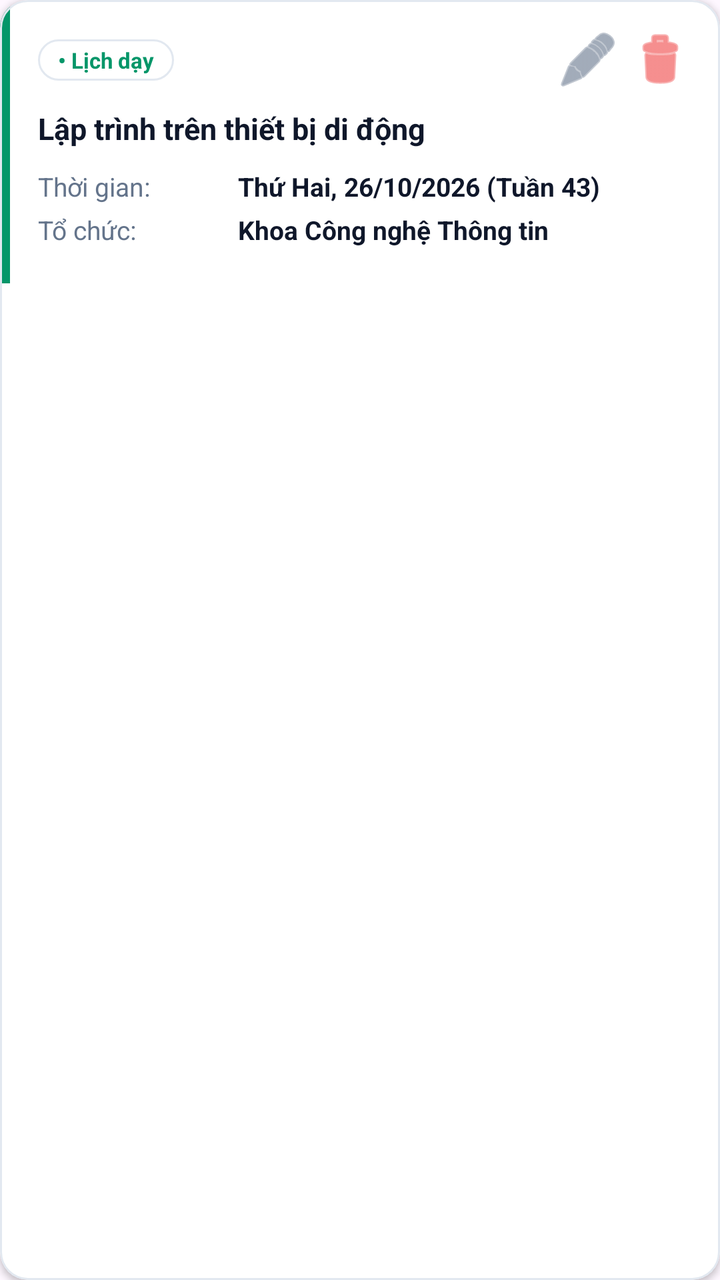
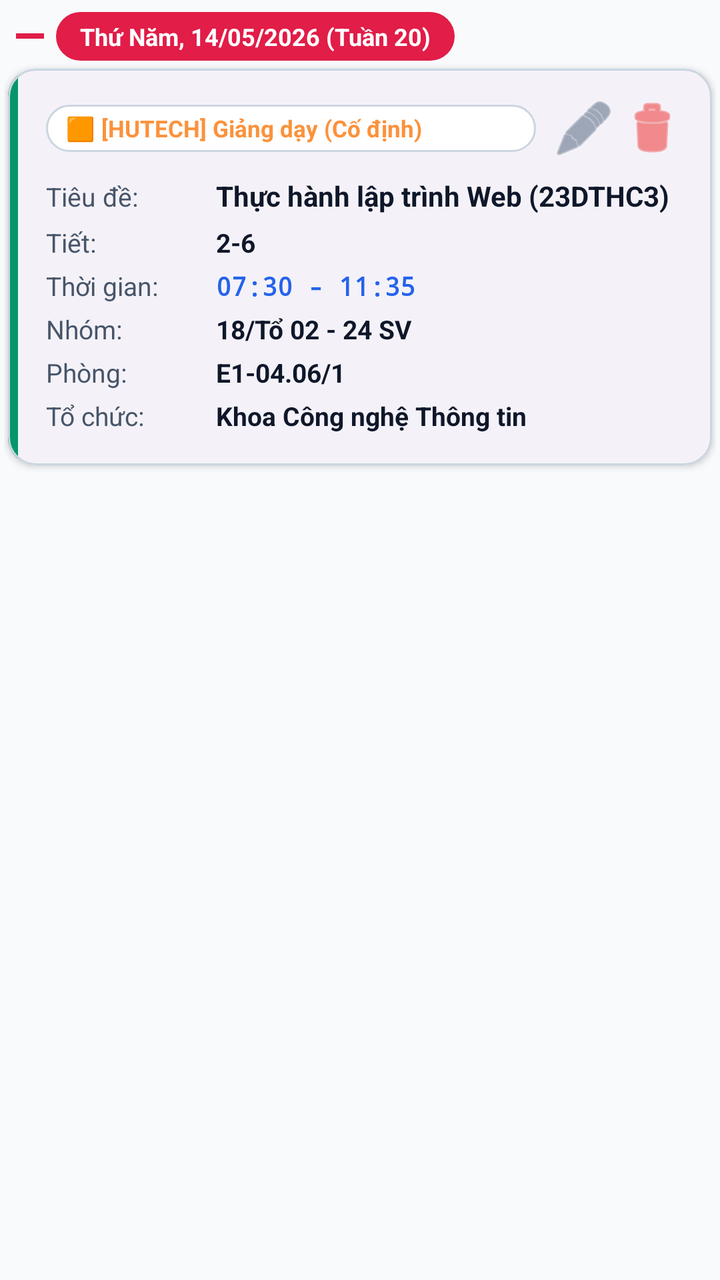

An Android layout rendered at two revisions. The XML below is the earlier revision; the diff shows what the commit changed to produce the second picture.
<!-- AndroidManifest.xml: application theme Theme.LectuPlan -->
<!-- res/layout/card_event_item.xml -->
<?xml version="1.0" encoding="utf-8"?>
<com.google.android.material.card.MaterialCardView
    xmlns:android="http://schemas.android.com/apk/res/android"
    xmlns:app="http://schemas.android.com/apk/res-auto"
    android:id="@+id/cardEventItem"
    android:layout_width="match_parent"
    android:layout_height="wrap_content"
    android:layout_marginHorizontal="2dp"
    android:layout_marginVertical="6dp"
    app:cardCornerRadius="14dp"
    app:cardElevation="2dp"
    app:strokeWidth="1dp"
    app:strokeColor="#E2E8F0"
    app:cardBackgroundColor="#FFFFFF">

    <LinearLayout
        android:layout_width="match_parent"
        android:layout_height="wrap_content"
        android:orientation="horizontal">

        
        <View
            android:id="@+id/viewLeftAccentStrip"
            android:layout_width="5dp"
            android:layout_height="match_parent"
            android:background="#059669" />

        <LinearLayout
            android:layout_width="match_parent"
            android:layout_height="wrap_content"
            android:orientation="vertical"
            android:padding="14dp">

            
            <LinearLayout
                android:layout_width="match_parent"
                android:layout_height="wrap_content"
                android:orientation="horizontal"
                android:gravity="center_vertical"
                android:layout_marginBottom="8dp">

                <TextView
                    android:id="@+id/tvSemesterBadge"
                    android:layout_width="wrap_content"
                    android:layout_height="wrap_content"
                    android:background="@drawable/bg_chip_unselected"
                    android:paddingHorizontal="10dp"
                    android:paddingVertical="3dp"
                    android:text="• Lịch dạy"
                    android:textColor="#059669"
                    android:textSize="11sp"
                    android:textStyle="bold" />

                <View
                    android:layout_width="0dp"
                    android:layout_height="0dp"
                    android:layout_weight="1" />

                <CheckBox
                    android:id="@+id/cbSelect"
                    android:layout_width="28dp"
                    android:layout_height="28dp"
                    android:visibility="gone" />

                <ImageButton
                    android:id="@+id/btnEdit"
                    android:layout_width="32dp"
                    android:layout_height="32dp"
                    android:background="?android:attr/selectableItemBackgroundBorderless"
                    android:contentDescription="Sửa"
                    android:src="@android:drawable/ic_menu_edit"
                    app:tint="#64748B" />

                <ImageButton
                    android:id="@+id/btnDelete"
                    android:layout_width="32dp"
                    android:layout_height="32dp"
                    android:layout_marginStart="4dp"
                    android:background="?android:attr/selectableItemBackgroundBorderless"
                    android:contentDescription="Xóa"
                    android:src="@android:drawable/ic_menu_delete"
                    app:tint="#EF4444" />
            </LinearLayout>

            
            <TextView
                android:id="@+id/tvTitle"
                android:layout_width="match_parent"
                android:layout_height="wrap_content"
                android:text="Lập trình trên thiết bị di động"
                android:textColor="#0F172A"
                android:textSize="15sp"
                android:textStyle="bold"
                android:layout_marginBottom="10dp" />

            
            <LinearLayout
                android:layout_width="match_parent"
                android:layout_height="wrap_content"
                android:orientation="vertical">

                
                <LinearLayout
                    android:layout_width="match_parent"
                    android:layout_height="wrap_content"
                    android:orientation="horizontal"
                    android:layout_marginBottom="4dp">

                    <TextView
                        android:layout_width="100dp"
                        android:layout_height="wrap_content"
                        android:text="Thời gian:"
                        android:textColor="#64748B"
                        android:textSize="13sp" />

                    <TextView
                        android:id="@+id/tvDate"
                        android:layout_width="0dp"
                        android:layout_height="wrap_content"
                        android:layout_weight="1"
                        android:text="Thứ Hai, 26/10/2026 (Tuần 43)"
                        android:textColor="#0F172A"
                        android:textSize="13sp"
                        android:textStyle="bold" />
                </LinearLayout>

                
                <LinearLayout
                    android:layout_width="match_parent"
                    android:layout_height="wrap_content"
                    android:orientation="horizontal"
                    android:layout_marginBottom="4dp">

                    <TextView
                        android:id="@+id/tvOrganizerLabel"
                        android:layout_width="100dp"
                        android:layout_height="wrap_content"
                        android:text="Tổ chức:"
                        android:textColor="#64748B"
                        android:textSize="13sp" />

                    <TextView
                        android:id="@+id/tvOrganizer"
                        android:layout_width="0dp"
                        android:layout_height="wrap_content"
                        android:layout_weight="1"
                        android:text="Khoa Công nghệ Thông tin"
                        android:textColor="#0F172A"
                        android:textSize="13sp"
                        android:textStyle="bold" />
                </LinearLayout>

                
                <TextView
                    android:id="@+id/tvStt"
                    android:layout_width="wrap_content"
                    android:layout_height="wrap_content"
                    android:visibility="gone" />

            </LinearLayout>

        </LinearLayout>
    </LinearLayout>
</com.google.android.material.card.MaterialCardView>
<!-- resources referenced by this layout -->
<resources>
  <!-- drawable bg_chip_unselected (drawable) -->
  <?xml version="1.0" encoding="utf-8"?>
  <shape xmlns:android="http://schemas.android.com/apk/res/android"
      android:shape="rectangle">
      <solid android:color="#FFFFFF" />
      <corners android:radius="20dp" />
      <stroke
          android:width="1dp"
          android:color="#E2E8F0" />
  </shape>
  <style name="Theme.LectuPlan" parent="Base.Theme.LectuPlan" />
  <style name="Base.Theme.LectuPlan" parent="Theme.Material3.DayNight.NoActionBar">
          
          <item name="android:windowLightStatusBar" tools:targetApi="23">true</item>
          <item name="android:windowLightNavigationBar" tools:targetApi="27">true</item>
      </style>
</resources>

<!-- the commit's change to res/layout/card_event_item.xml (unified diff, before → after) -->
@@ -1,164 +1,378 @@
 <?xml version="1.0" encoding="utf-8"?>
-<com.google.android.material.card.MaterialCardView
+<LinearLayout
     xmlns:android="http://schemas.android.com/apk/res/android"
     xmlns:app="http://schemas.android.com/apk/res-auto"
-    android:id="@+id/cardEventItem"
     android:layout_width="match_parent"
     android:layout_height="wrap_content"
-    android:layout_marginHorizontal="2dp"
-    android:layout_marginVertical="6dp"
-    app:cardCornerRadius="14dp"
-    app:cardElevation="2dp"
-    app:strokeWidth="1dp"
-    app:strokeColor="#E2E8F0"
-    app:cardBackgroundColor="#FFFFFF">
-
+    android:orientation="vertical"
+    android:paddingHorizontal="2dp"
+    android:paddingTop="6dp"
+    android:paddingBottom="2dp">
+
+    
     <LinearLayout
+        android:id="@+id/layoutDateHeaderBadge"
         android:layout_width="match_parent"
         android:layout_height="wrap_content"
-        android:orientation="horizontal">
+        android:orientation="horizontal"
+        android:gravity="center_vertical"
+        android:layout_marginStart="6dp"
+        android:layout_marginBottom="4dp">
 
         
         <View
-            android:id="@+id/viewLeftAccentStrip"
-            android:layout_width="5dp"
-            android:layout_height="match_parent"
-            android:background="#059669" />
+            android:id="@+id/viewTimelineBranch"
+            android:layout_width="14dp"
+            android:layout_height="2.5dp"
+            android:background="#E11D48"
+            android:layout_marginEnd="6dp" />
+
+        
+        <TextView
+            android:id="@+id/tvDateHeaderBadge"
+            android:layout_width="wrap_content"
+            android:layout_height="wrap_content"
+            android:background="@drawable/bg_timeline_date_pill"
+            android:paddingHorizontal="12dp"
+            android:paddingVertical="4dp"
+            android:text="Thứ Năm, 14/05/2026 (Tuần 20)"
+            android:textColor="#FFFFFF"
+            android:textSize="12sp"
+            android:singleLine="true"
+            android:maxLines="1"
+            android:textStyle="bold" />
+    </LinearLayout>
+
+    
+    <com.google.android.material.card.MaterialCardView
+        android:id="@+id/cardEventItem"
+        android:layout_width="match_parent"
+        android:layout_height="wrap_content"
+        android:layout_marginHorizontal="2dp"
+        android:layout_marginBottom="6dp"
+        app:cardCornerRadius="14dp"
+        app:cardElevation="2dp"
+        app:strokeWidth="1dp"
+        app:strokeColor="@color/border_default"
+        app:cardBackgroundColor="@color/surface_card">
 
         <LinearLayout
             android:layout_width="match_parent"
             android:layout_height="wrap_content"
-            android:orientation="vertical"
-            android:padding="14dp">
+            android:orientation="horizontal">
 
             
+            <View
+                android:id="@+id/viewLeftAccentStrip"
+                android:layout_width="5dp"
+                android:layout_height="match_parent"
+                android:background="#059669" />
+
             <LinearLayout
                 android:layout_width="match_parent"
                 android:layout_height="wrap_content"
-                android:orientation="horizontal"
-                android:gravity="center_vertical"
-                android:layout_marginBottom="8dp">
-
-                <TextView
-                    android:id="@+id/tvSemesterBadge"
-                    android:layout_width="wrap_content"
-                    android:layout_height="wrap_content"
-                    android:background="@drawable/bg_chip_unselected"
-                    android:paddingHorizontal="10dp"
-                    android:paddingVertical="3dp"
-                    android:text="• Lịch dạy"
-                    android:textColor="#059669"
-                    android:textSize="11sp"
-                    android:textStyle="bold" />
-
-                <View
-                    android:layout_width="0dp"
-                    android:layout_height="0dp"
-                    android:layout_weight="1" />
-
-                <CheckBox
-                    android:id="@+id/cbSelect"
-                    android:layout_width="28dp"
-                    android:layout_height="28dp"
-                    android:visibility="gone" />
-
-                <ImageButton
-                    android:id="@+id/btnEdit"
-                    android:layout_width="32dp"
-                    android:layout_height="32dp"
-                    android:background="?android:attr/selectableItemBackgroundBorderless"
-                    android:contentDescription="Sửa"
-                    android:src="@android:drawable/ic_menu_edit"
-                    app:tint="#64748B" />
-
-                <ImageButton
-                    android:id="@+id/btnDelete"
-                    android:layout_width="32dp"
-                    android:layout_height="32dp"
-                    android:layout_marginStart="4dp"
-                    android:background="?android:attr/selectableItemBackgroundBorderless"
-                    android:contentDescription="Xóa"
-                    android:src="@android:drawable/ic_menu_delete"
-                    app:tint="#EF4444" />
-            </LinearLayout>
-
-            
-            <TextView
-                android:id="@+id/tvTitle"
-                android:layout_width="match_parent"
-                android:layout_height="wrap_content"
-                android:text="Lập trình trên thiết bị di động"
-                android:textColor="#0F172A"
-                android:textSize="15sp"
-                android:textStyle="bold"
-                android:layout_marginBottom="10dp" />
-
-            
-            <LinearLayout
-                android:layout_width="match_parent"
-                android:layout_height="wrap_content"
-                android:orientation="vertical">
+                android:orientation="vertical"
+                android:padding="14dp">
 
                 
                 <LinearLayout
                     android:layout_width="match_parent"
                     android:layout_height="wrap_content"
                     android:orientation="horizontal"
-                    android:layout_marginBottom="4dp">
+                    android:gravity="center_vertical"
+                    android:layout_marginBottom="8dp">
 
                     <TextView
-                        android:layout_width="100dp"
-                        android:layout_height="wrap_content"
-                        android:text="Thời gian:"
-                        android:textColor="#64748B"
-                        android:textSize="13sp" />
-
-                    <TextView
-                        android:id="@+id/tvDate"
+                        android:id="@+id/tvSemesterBadge"
                         android:layout_width="0dp"
                         android:layout_height="wrap_content"
                         android:layout_weight="1"
-                        android:text="Thứ Hai, 26/10/2026 (Tuần 43)"
-                        android:textColor="#0F172A"
-                        android:textSize="13sp"
-                        android:textStyle="bold" />
+                        android:background="@drawable/bg_chip_unselected"
+                        android:paddingHorizontal="10dp"
+                        android:paddingVertical="4dp"
+                        android:text="🟧 [HUTECH] Giảng dạy (Cố định)"
+                        android:textColor="#FB923C"
+                        android:textSize="11.5sp"
+                        android:textStyle="bold"
+                        android:singleLine="true"
+                        android:ellipsize="end"
+                        android:maxLines="1" />
+
+                    <LinearLayout
+                        android:layout_width="wrap_content"
+                        android:layout_height="wrap_content"
+                        android:orientation="horizontal"
+                        android:gravity="center_vertical"
+                        android:layout_marginStart="8dp">
+
+                        
+                        <TextView
+                            android:id="@+id/tvTimeBadge"
+                            android:layout_width="wrap_content"
+                            android:layout_height="wrap_content"
+                            android:visibility="gone" />
+
+                        <TextView
+                            android:id="@+id/tvConflictBadge"
+                            android:layout_width="wrap_content"
+                            android:layout_height="wrap_content"
+                            android:background="@drawable/bg_chip_unselected"
+                            android:backgroundTint="#FEE2E2"
+                            android:paddingHorizontal="6dp"
+                            android:paddingVertical="3dp"
+                            android:layout_marginEnd="6dp"
+                            android:text="⚠️ Trùng giờ"
+                            android:textColor="#DC2626"
+                            android:textSize="11sp"
+                            android:textStyle="bold"
+                            android:visibility="gone" />
+
+                        <CheckBox
+                            android:id="@+id/cbSelect"
+                            android:layout_width="28dp"
+                            android:layout_height="28dp"
+                            android:visibility="gone" />
+
+                        <ImageButton
+                            android:id="@+id/btnEdit"
+                            android:layout_width="32dp"
+                            android:layout_height="32dp"
+                            android:background="?android:attr/selectableItemBackgroundBorderless"
+                            android:contentDescription="Sửa"
+                            android:src="@android:drawable/ic_menu_edit"
+                            app:tint="@color/nav_item_unselected_tint" />
+
+                        <ImageButton
+                            android:id="@+id/btnDelete"
+                            android:layout_width="32dp"
+                            android:layout_height="32dp"
+                            android:layout_marginStart="2dp"
+                            android:background="?android:attr/selectableItemBackgroundBorderless"
+                            android:contentDescription="Xóa"
+                            android:src="@android:drawable/ic_menu_delete"
+                            app:tint="#EF4444" />
+                    </LinearLayout>
                 </LinearLayout>
 
                 
                 <LinearLayout
                     android:layout_width="match_parent"
                     android:layout_height="wrap_content"
-                    android:orientation="horizontal"
-                    android:layout_marginBottom="4dp">
-
-                    <TextView
-                        android:id="@+id/tvOrganizerLabel"
-                        android:layout_width="100dp"
-                        android:layout_height="wrap_content"
-                        android:text="Tổ chức:"
-                        android:textColor="#64748B"
-                        android:textSize="13sp" />
-
-                    <TextView
-                        android:id="@+id/tvOrganizer"
-                        android:layout_width="0dp"
-                        android:layout_height="wrap_content"
-                        android:layout_weight="1"
-                        android:text="Khoa Công nghệ Thông tin"
-                        android:textColor="#0F172A"
-                        android:textSize="13sp"
-                        android:textStyle="bold" />
+                    android:orientation="vertical">
+
+                    
+                    <LinearLayout
+                        android:id="@+id/layoutRowTitle"
+                        android:layout_width="match_parent"
+                        android:layout_height="wrap_content"
+                        android:orientation="horizontal"
+                        android:gravity="top"
+                        android:layout_marginBottom="5dp">
+
+                        <TextView
+                            android:id="@+id/tvTitleLabel"
+                            android:layout_width="85dp"
+                            android:layout_height="wrap_content"
+                            android:text="Tiêu đề:"
+                            android:textColor="@color/text_secondary"
+                            android:textSize="13sp" />
+
+                        <TextView
+                            android:id="@+id/tvTitle"
+                            android:layout_width="0dp"
+                            android:layout_height="wrap_content"
+                            android:layout_weight="1"
+                            android:text="Thực hành lập trình Web (23DTHC3)"
+                            android:textColor="@color/text_primary"
+                            android:textSize="14sp"
+                            android:textStyle="bold" />
+                    </LinearLayout>
+
+                    
+                    <LinearLayout
+                        android:id="@+id/layoutRowPeriod"
+                        android:layout_width="match_parent"
+                        android:layout_height="wrap_content"
+                        android:orientation="horizontal"
+                        android:gravity="top"
+                        android:layout_marginBottom="4dp">
+
+                        <TextView
+                            android:id="@+id/tvPeriodLabel"
+                            android:layout_width="85dp"
+                            android:layout_height="wrap_content"
+                            android:text="Tiết:"
+                            android:textColor="@color/text_secondary"
+                            android:textSize="13sp" />
+
+                        <TextView
+                            android:id="@+id/tvPeriod"
+                            android:layout_width="0dp"
+                            android:layout_height="wrap_content"
+                            android:layout_weight="1"
+                            android:text="2-6"
+                            android:textColor="@color/text_primary"
+                            android:textSize="13sp"
+                            android:textStyle="bold" />
+                    </LinearLayout>
+
+                    
+                    <LinearLayout
+                        android:id="@+id/layoutRowTime"
+                        android:layout_width="match_parent"
+                        android:layout_height="wrap_content"
+                        android:orientation="horizontal"
+                        android:gravity="top"
+                        android:layout_marginBottom="4dp">
+
+                        <TextView
+                            android:id="@+id/tvTimeLabel"
+                            android:layout_width="85dp"
+                            android:layout_height="wrap_content"
+                            android:text="Thời gian:"
+                            android:textColor="@color/text_secondary"
+                            android:textSize="13sp" />
+
+                        <TextView
+                            android:id="@+id/tvTime"
+                            android:layout_width="0dp"
+                            android:layout_height="wrap_content"
+                            android:layout_weight="1"
+                            android:text="07:30 - 11:35"
+                            android:textColor="@color/accent_blue"
+                            android:textSize="13sp"
+                            android:textStyle="bold"
+                            android:fontFamily="monospace" />
+                    </LinearLayout>
+
+                    
+                    <LinearLayout
+                        android:id="@+id/layoutRowGroup"
+                        android:layout_width="match_parent"
+                        android:layout_height="wrap_content"
+                        android:orientation="horizontal"
+                        android:gravity="top"
+                        android:layout_marginBottom="4dp">
+
+                        <TextView
+                            android:id="@+id/tvGroupLabel"
+                            android:layout_width="85dp"
+                            android:layout_height="wrap_content"
+                            android:text="Nhóm:"
+                            android:textColor="@color/text_secondary"
+                            android:textSize="13sp" />
+
+                        <TextView
+                            android:id="@+id/tvGroup"
+                            android:layout_width="0dp"
+                            android:layout_height="wrap_content"
+                            android:layout_weight="1"
+                            android:text="18/Tổ 02 - 24 SV"
+                            android:textColor="@color/text_primary"
+                            android:textSize="13sp"
+                            android:textStyle="bold" />
+                    </LinearLayout>
+
+                    
+                    <LinearLayout
+                        android:id="@+id/layoutRowRoom"
+                        android:layout_width="match_parent"
+                        android:layout_height="wrap_content"
+                        android:orientation="horizontal"
+                        android:gravity="top"
+                        android:layout_marginBottom="4dp">
+
+                        <TextView
+                            android:id="@+id/tvRoomLabel"
+                            android:layout_width="85dp"
+                            android:layout_height="wrap_content"
+                            android:text="Phòng:"
+                            android:textColor="@color/text_secondary"
+                            android:textSize="13sp" />
+
+                        <TextView
+                            android:id="@+id/tvRoom"
+                            android:layout_width="0dp"
+                            android:layout_height="wrap_content"
+                            android:layout_weight="1"
+                            android:text="E1-04.06/1"
+                            android:textColor="@color/text_primary"
+                            android:textSize="13sp"
+                            android:textStyle="bold" />
+                    </LinearLayout>
+
+                    
+                    <LinearLayout
+                        android:id="@+id/layoutRowOrganizer"
+                        android:layout_width="match_parent"
+                        android:layout_height="wrap_content"
+                        android:orientation="horizontal"
+                        android:gravity="top"
+                        android:layout_marginBottom="2dp">
+
+                        <TextView
+                            android:id="@+id/tvOrganizerLabel"
+                            android:layout_width="85dp"
+                            android:layout_height="wrap_content"
+                            android:text="Tổ chức:"
+                            android:textColor="@color/text_secondary"
+                            android:textSize="13sp" />
+
+                        <TextView
+                            android:id="@+id/tvOrganizer"
+                            android:layout_width="0dp"
+                            android:layout_height="wrap_content"
+                            android:layout_weight="1"
+                            android:text="Khoa Công nghệ Thông tin"
+                            android:textColor="@color/text_primary"
+                            android:textSize="13sp"
+                            android:textStyle="bold" />
+                    </LinearLayout>
+
+                    
+                    <LinearLayout
+                        android:id="@+id/layoutConflictDetails"
+                        android:layout_width="match_parent"
+                        android:layout_height="wrap_content"
+                        android:orientation="horizontal"
+                        android:gravity="top"
+                        android:layout_marginTop="4dp"
+                        android:layout_marginBottom="2dp"
+                        android:visibility="gone">
+
+                        <TextView
+                            android:layout_width="85dp"
+                            android:layout_height="wrap_content"
+                            android:text="Cảnh báo:"
+                            android:textColor="#EF4444"
+                            android:textSize="13sp"
+                            android:textStyle="bold" />
+
+                        <TextView
+                            android:id="@+id/tvConflictDetails"
+                            android:layout_width="0dp"
+                            android:layout_height="wrap_content"
+                            android:layout_weight="1"
+                            android:text="Đang trùng với..."
+                            android:textColor="#DC2626"
+                            android:textSize="13sp"
+                            android:textStyle="italic" />
+                    </LinearLayout>
+
+                    
+                    <LinearLayout
+                        android:id="@+id/layoutDateRow"
+                        android:layout_width="wrap_content"
+                        android:layout_height="wrap_content"
+                        android:visibility="gone">
+                        <TextView android:id="@+id/tvDateLabel" android:layout_width="0dp" android:layout_height="0dp" />
+                        <TextView android:id="@+id/tvDate" android:layout_width="0dp" android:layout_height="0dp" />
+                    </LinearLayout>
+                    <TextView android:id="@+id/tvStt" android:layout_width="0dp" android:layout_height="0dp" android:visibility="gone" />
+
                 </LinearLayout>
 
-                
-                <TextView
-                    android:id="@+id/tvStt"
-                    android:layout_width="wrap_content"
-                    android:layout_height="wrap_content"
-                    android:visibility="gone" />
-
             </LinearLayout>
-
         </LinearLayout>
-    </LinearLayout>
-</com.google.android.material.card.MaterialCardView>
+    </com.google.android.material.card.MaterialCardView>
+</LinearLayout>
<!-- resource entries referenced after the edit -->
@@ -1,20 +1,40 @@
 <!-- resources referenced by this layout -->
 <resources>
+  <color name="accent_blue">#2563EB</color>
+  <color name="border_default">#CBD5E1</color>
+  <color name="nav_item_unselected_tint">#64748B</color>
+  <color name="surface_card">#FFFFFF</color>
+  <color name="text_primary">#0F172A</color>
+  <color name="text_secondary">#475569</color>
   <!-- drawable bg_chip_unselected (drawable) -->
   <?xml version="1.0" encoding="utf-8"?>
   <shape xmlns:android="http://schemas.android.com/apk/res/android"
       android:shape="rectangle">
-      <solid android:color="#FFFFFF" />
+      <solid android:color="@color/surface_card" />
       <corners android:radius="20dp" />
       <stroke
           android:width="1dp"
-          android:color="#E2E8F0" />
+          android:color="@color/border_default" />
+  </shape>
+  <!-- drawable bg_timeline_date_pill (drawable) -->
+  <?xml version="1.0" encoding="utf-8"?>
+  <shape xmlns:android="http://schemas.android.com/apk/res/android"
+      android:shape="rectangle">
+      <solid android:color="#E11D48" />
+      <corners android:radius="16dp" />
   </shape>
   <style name="Theme.LectuPlan" parent="Base.Theme.LectuPlan" />
   <style name="Base.Theme.LectuPlan" parent="Theme.Material3.DayNight.NoActionBar">
+          <item name="android:windowBackground">@color/window_background</item>
+          <item name="colorSurface">@color/surface_card</item>
+          <item name="colorOnSurface">@color/text_primary</item>
+          <item name="colorSurfaceVariant">@color/surface_card_secondary</item>
+          <item name="colorOnSurfaceVariant">@color/text_secondary</item>
           
           <item name="android:windowLightStatusBar" tools:targetApi="23">true</item>
           <item name="android:windowLightNavigationBar" tools:targetApi="27">true</item>
       </style>
+  <color name="window_background">#F8FAFC</color>
+  <color name="surface_card_secondary">#F1F5F9</color>
 </resources>
 
